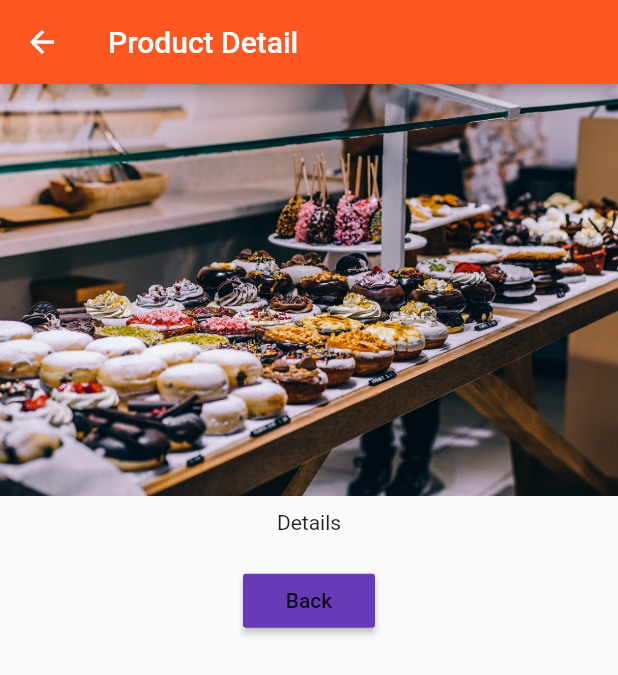
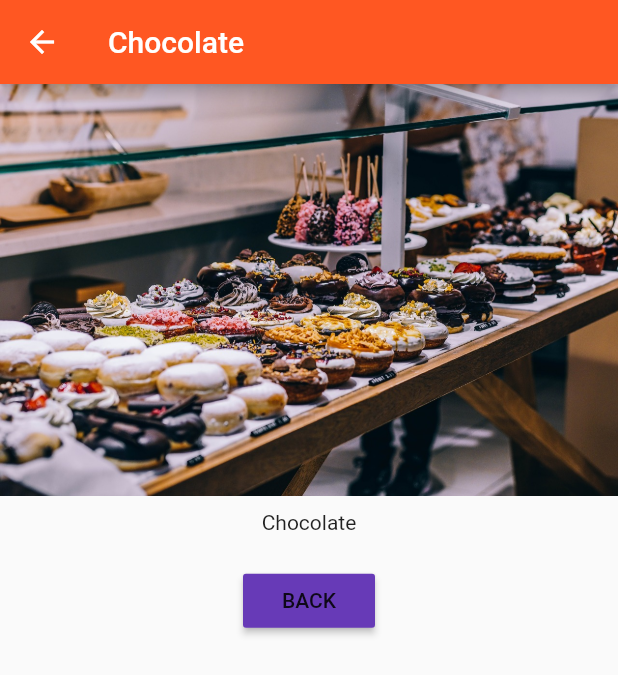
Before and after one commit to psankosik/Flutter-Course, a Flutter app: the screen it shows after launch, after a tap on "Add Product", after a tap on "Details", on a phone screen of 412 x 824 dp. Shown: the top 675 px of the screen. Run offline on Flutter 3.47's test engine with Material 2 defaults, Android fonts, the phone set to English and light mode, and no system bars.

Commit message:
#7 commit : Edit Product type
Change product type to map so can pass data efficiently

```diff
--- a/lib/Page/product.dart
+++ b/lib/Page/product.dart
@@ -1,25 +1,35 @@
 import 'package:flutter/material.dart';
 
 class ProductPage extends StatelessWidget {
+  final String title;
+  final String imageUrl;
+
+  ProductPage(this.title, this.imageUrl);
+
   @override
   Widget build(BuildContext context) {
-    // TODO: implement build
     return Scaffold(
       appBar: AppBar(
-        title: Text('Product Detail'),
+        title: Text(title),
       ),
-      body: Column(children: <Widget>[
-        Image.asset('assets/food.jpg'),
-        Container(padding: EdgeInsets.all(10.0), child: Text('Details')),
+      body: Column(
+        crossAxisAlignment: CrossAxisAlignment.center,
+        children: <Widget>[
+          Image.asset(imageUrl),
+          Container(
+            padding: EdgeInsets.all(10.0),
+            child: Text(title),
+          ),
           Container(
             padding: EdgeInsets.all(10.0),
             child: RaisedButton(
-            child: Text('Back'),
               color: Theme.of(context).accentColor,
+              child: Text('BACK'),
               onPressed: () => Navigator.pop(context),
             ),
+          )
+        ],
       ),
-      ]),
     );
   }
 }
--- a/lib/main.dart
+++ b/lib/main.dart
@@ -1,18 +1,25 @@
 import 'package:flutter/material.dart';
+// import 'package:flutter/rendering.dart';
+
 import './Page/home__page.dart';
-//import 'product_manager.dart';
 
-//#6 commit:
-
-void main() => runApp(MyApp());
+void main() {
+  // debugPaintSizeEnabled = true;
+  // debugPaintBaselinesEnabled = true;
+  // debugPaintPointersEnabled = true;
+  runApp(MyApp());
+}
 
 class MyApp extends StatelessWidget {
   @override
   Widget build(BuildContext context) {
     return MaterialApp(
+      // debugShowMaterialGrid: true,
       theme: ThemeData(
-          primarySwatch: Colors.deepOrange, accentColor: Colors.deepPurple),
-      home: HomePage()
+          brightness: Brightness.light,
+          primarySwatch: Colors.deepOrange,
+          accentColor: Colors.deepPurple),
+      home: HomePage(),
     );
   }
 }
--- a/lib/product_control.dart
+++ b/lib/product_control.dart
@@ -1,17 +1,16 @@
 import 'package:flutter/material.dart';
 
-class ProductControl extends StatelessWidget{
+class ProductControl extends StatelessWidget {
   final Function addProduct;
 
   ProductControl(this.addProduct);
 
   @override
     Widget build(BuildContext context) {
-    // TODO: implement build
       return RaisedButton(
             color: Theme.of(context).primaryColor,
             onPressed: () {
-                addProduct('Sweets');
+              addProduct({'title': 'Chocolate', 'image': 'assets/food.jpg'});
             },
             child: Text('Add Product'),
           );
--- a/lib/product_manager.dart
+++ b/lib/product_manager.dart
@@ -1,47 +1,50 @@
 import 'package:flutter/material.dart';
+
 import './products.dart';
 import './product_control.dart';
 
 class ProductManager extends StatefulWidget {
-  final String startingProduct;
+  final Map<String, String> startingProduct;
+
   ProductManager({this.startingProduct}) {
-    print('[ProductsManager Widget] Constructor');
+    print('[ProductManager Widget] Constructor');
   }
 
   @override
   State<StatefulWidget> createState() {
-    print('[ProductsManager State] createState()');
+    print('[ProductManager Widget] createState()');
     return _ProductManagerState();
   }
 }
 
 class _ProductManagerState extends State<ProductManager> {
-  List<String> _products = [];
+  List<Map<String, String>> _products = [];
 
   @override
   void initState() {
-    print('[ProductsManager State] initState()');
-    if (widget.startingProduct != null){
-     _products.add(widget.startingProduct);
+    print('[ProductManager State] initState()');
+    if (widget.startingProduct != null) {
+      _products.add(widget.startingProduct);
     }
     super.initState();
   }
 
   @override
   void didUpdateWidget(ProductManager oldWidget) {
-    print('[ProductManager State] didUpdateWidget');
+    print('[ProductManager State] didUpdateWidget()');
     super.didUpdateWidget(oldWidget);
   }
 
-  void _addProduct(String product) {
+  void _addProduct(Map<String, String> product) {
     setState(() {
       _products.add(product);
     });
+    print(_products);
   }
 
   @override
   Widget build(BuildContext context) {
-    print('[ProductsManager Widget] build()');
+    print('[ProductManager State] build()');
     return Column(
       children: [
         Container(
--- a/lib/products.dart
+++ b/lib/products.dart
@@ -1,10 +1,11 @@
 import 'package:flutter/material.dart';
-import './Page/product.dart';
+
+import './page/product.dart';
 
 class Products extends StatelessWidget {
-  List<String> products;
+  final List<Map<String, String>> products;
 
-  Products(this.products) {
+  Products([this.products = const []]) {
     print('[Products Widget] Constructor');
   }
 
@@ -12,8 +13,8 @@ class Products extends StatelessWidget {
     return Card(
       child: Column(
         children: <Widget>[
-          Image.asset('assets/food.jpg'),
-          Text(products[index]), //receive with string and output with text
+          Image.asset(products[index]['image']),
+          Text(products[index]['title']),
           ButtonBar(
             alignment: MainAxisAlignment.center,
             children: <Widget>[
@@ -22,30 +23,29 @@ class Products extends StatelessWidget {
                 onPressed: () => Navigator.push(
                       context,
                       MaterialPageRoute(
-                        builder: (BuildContext context) => ProductPage(),
+                        builder: (BuildContext context) => ProductPage(
+                            products[index]['title'], products[index]['image']),
                       ),
                     ),
               )
             ],
-          ),
+          )
         ],
       ),
     );
   }
 
   Widget _buildProductList() {
-    Widget productCard;
+    Widget productCards;
     if (products.length > 0) {
-      productCard = ListView.builder(
+      productCards = ListView.builder(
         itemBuilder: _buildProductItem,
         itemCount: products.length,
       );
     } else {
-      productCard = Center(
-        child: Text('No products found, please add some'),
-      );
+      productCards = Container();
     }
-    return productCard;
+    return productCards;
   }
 
   @override
--- a/pubspec.yaml
+++ b/pubspec.yaml
@@ -19,6 +19,7 @@ dependencies:
   # The following adds the Cupertino Icons font to your application.
   # Use with the CupertinoIcons class for iOS style icons.
   cupertino_icons: ^0.1.2
+
 
 dev_dependencies:
   flutter_test:
```
Also changed, not shown: lib/Page/home__page.dart (+6 -5 lines). Lines whose indentation alone changed are shown as unchanged.
